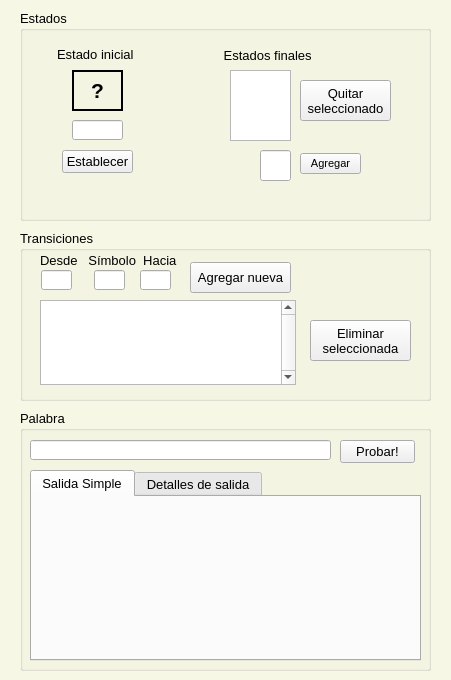
First picture: the form in mainwindow.ui, repository fr4j4/Trabajo_automatas, before the edit.
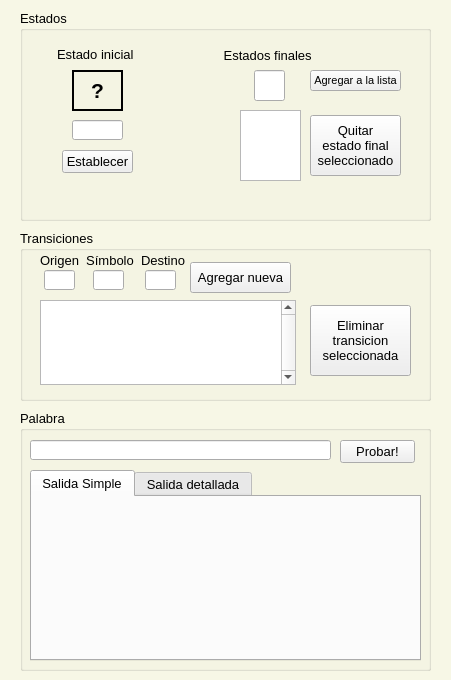
Second picture: the form after the edit.

Diff of the .ui file:
```diff
--- a/mainwindow.ui
+++ b/mainwindow.ui
@@ -10,6 +10,18 @@
     <height>680</height>
    </rect>
   </property>
+  <property name="minimumSize">
+   <size>
+    <width>451</width>
+    <height>680</height>
+   </size>
+  </property>
+  <property name="maximumSize">
+   <size>
+    <width>451</width>
+    <height>680</height>
+   </size>
+  </property>
   <property name="font">
    <font>
     <pointsize>12</pointsize>
@@ -102,7 +114,7 @@
     <widget class="QLineEdit" name="in_origen">
      <property name="geometry">
       <rect>
-       <x>21</x>
+       <x>24</x>
        <y>40</y>
        <width>31</width>
        <height>20</height>
@@ -125,7 +137,7 @@
     <widget class="QLineEdit" name="in_destino">
      <property name="geometry">
       <rect>
-       <x>120</x>
+       <x>125</x>
        <y>40</y>
        <width>31</width>
        <height>20</height>
@@ -135,7 +147,7 @@
     <widget class="QLineEdit" name="in_simbolo">
      <property name="geometry">
       <rect>
-       <x>74</x>
+       <x>73</x>
        <y>40</y>
        <width>31</width>
        <height>20</height>
@@ -150,25 +162,26 @@
       <rect>
        <x>20</x>
        <y>20</y>
-       <width>141</width>
+       <width>151</width>
        <height>21</height>
       </rect>
      </property>
      <property name="text">
-      <string>Desde   Símbolo  Hacia</string>
+      <string>Origen  Símbolo  Destino</string>
      </property>
     </widget>
     <widget class="QPushButton" name="boton_eliminar_select">
      <property name="geometry">
       <rect>
        <x>290</x>
-       <y>90</y>
+       <y>75</y>
        <width>101</width>
-       <height>41</height>
+       <height>71</height>
       </rect>
      </property>
      <property name="text">
       <string>Eliminar
+transicion
 seleccionada</string>
      </property>
     </widget>
@@ -218,8 +231,8 @@
     <widget class="QLineEdit" name="inEstadoFinal">
      <property name="geometry">
       <rect>
-       <x>240</x>
-       <y>140</y>
+       <x>234</x>
+       <y>60</y>
        <width>31</width>
        <height>31</height>
       </rect>
@@ -254,9 +267,9 @@
     <widget class="QPushButton" name="botonAgregarTransiciones">
      <property name="geometry">
       <rect>
-       <x>280</x>
-       <y>143</y>
-       <width>61</width>
+       <x>290</x>
+       <y>60</y>
+       <width>91</width>
        <height>21</height>
       </rect>
      </property>
@@ -268,7 +281,7 @@
       </font>
      </property>
      <property name="text">
-      <string>Agregar</string>
+      <string>Agregar a la lista</string>
      </property>
     </widget>
     <widget class="QLabel" name="label_4">
@@ -287,14 +300,15 @@
     <widget class="QPushButton" name="botonQuitarEstadoFinal">
      <property name="geometry">
       <rect>
-       <x>280</x>
-       <y>70</y>
+       <x>290</x>
+       <y>105</y>
        <width>91</width>
-       <height>41</height>
+       <height>61</height>
       </rect>
      </property>
      <property name="text">
       <string>Quitar
+estado final
 seleccionado</string>
      </property>
     </widget>
@@ -329,8 +343,8 @@
     <widget class="QListWidget" name="listaEstadosFinales">
      <property name="geometry">
       <rect>
-       <x>210</x>
-       <y>60</y>
+       <x>220</x>
+       <y>100</y>
        <width>61</width>
        <height>71</height>
       </rect>
@@ -420,7 +434,7 @@
      </widget>
      <widget class="QWidget" name="tab_2">
       <attribute name="title">
-       <string>Detalles de salida</string>
+       <string>Salida detallada</string>
       </attribute>
       <widget class="QTextEdit" name="salida">
        <property name="enabled">
```
Left out of the diff: 37 changed lines with no effect on the pictures.
